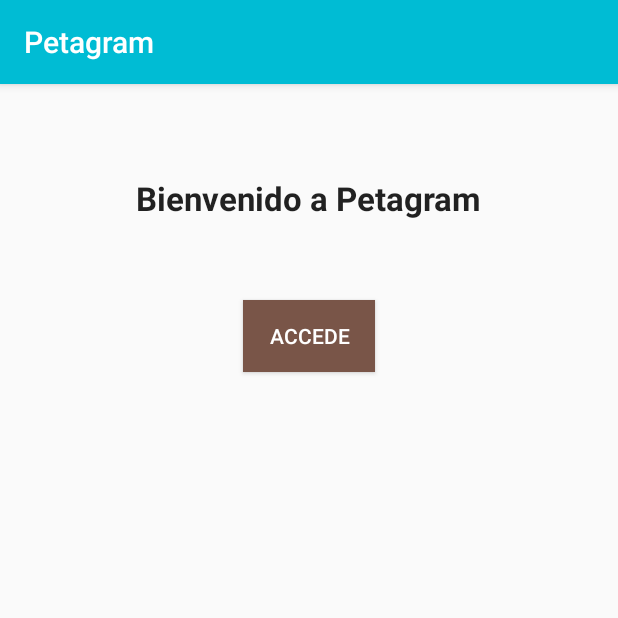
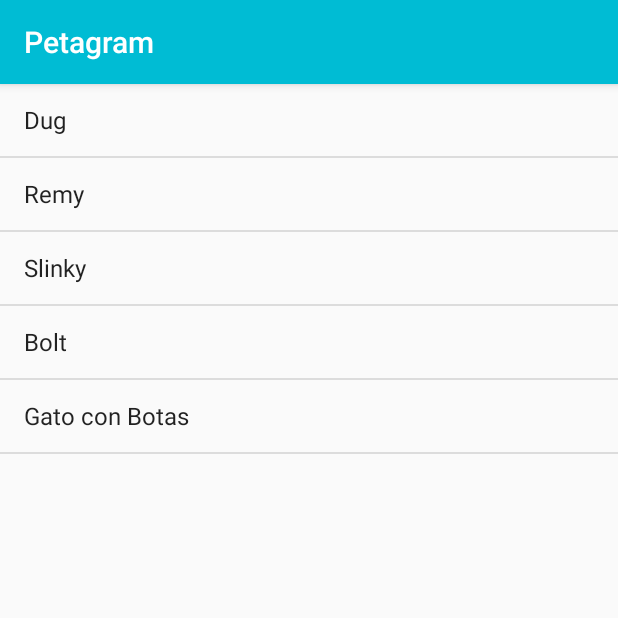
Before and after one commit to LaiaLechma/Petagram, an Android app: the screen it shows after launch (MainActivity), on a phone screen of 412 x 824 dp, the top half of it. Run offline under Robolectric (Android 15) with nearby library versions, the light colour scheme and no system bars.

Commit message:
Fallos arreglados

```diff
--- a/app/src/main/AndroidManifest.xml
+++ b/app/src/main/AndroidManifest.xml
@@ -15,8 +15,7 @@
                 <category android:name="android.intent.category.LAUNCHER" />
             </intent-filter>
         </activity>
-        <activity android:name=".ListadoMascotas" />
-        <activity android:name=".DetallesMascotas"></activity>
+        <activity android:name=".DetalleMascota"></activity>
     </application>
 
 </manifest>
--- a/app/src/main/java/com/laialechma/petagram/DetallesMascotas.java
+++ b/app/src/main/java/com/laialechma/petagram/Detalle.java
@@ -1,9 +1,9 @@
 package com.laialechma.petagram;
 
-import android.support.v7.app.AppCompatActivity;
-import android.os.Bundle;
-
-public class DetallesMascotas extends AppCompatActivity {
+/**
+ * Created by Laia Lechma on 15/05/2016.
+ */
+public class Detalle {
 
     private String nombre;
     private String tipo;
@@ -11,7 +11,7 @@ public class DetallesMascotas extends AppCompatActivity {
     private String localizacion;
     private String frase;
 
-    public DetallesMascotas(String nombre, String tipo, String raza, String localizacion, String frase) {
+    public Detalle(String nombre, String tipo, String raza, String localizacion, String frase) {
         this.nombre = nombre;
         this.tipo = tipo;
         this.raza = raza;
@@ -58,9 +58,4 @@ public class DetallesMascotas extends AppCompatActivity {
     public void setFrase(String frase) {
         this.frase = frase;
     }
-    @Override
-    protected void onCreate(Bundle savedInstanceState) {
-        super.onCreate(savedInstanceState);
-        setContentView(R.layout.activity_detalles_mascotas);
-    }
 }
--- a/app/src/main/java/com/laialechma/petagram/MainActivity.java
+++ b/app/src/main/java/com/laialechma/petagram/MainActivity.java
@@ -4,27 +4,47 @@ import android.content.Intent;
 import android.support.v7.app.AppCompatActivity;
 import android.os.Bundle;
 import android.view.View;
+import android.widget.AdapterView;
+import android.widget.ArrayAdapter;
 import android.widget.Button;
+import android.widget.ListView;
+
+import java.util.ArrayList;
 
 public class MainActivity extends AppCompatActivity {
 
+    ArrayList<Detalle> mascotas;
     @Override
     protected void onCreate(Bundle savedInstanceState) {
         super.onCreate(savedInstanceState);
         setContentView(R.layout.activity_main);
 
-        Button ButtonAcceder = (Button) findViewById(R.id.ButtonAcceder);
-        ButtonAcceder.setOnClickListener(new View.OnClickListener() {
-            @Override
-            public void onClick(View v) {
-                Intent intent = new Intent(MainActivity.this,ListadoMascotas.class);
 
-                startActivity(intent);
+            mascotas = new ArrayList<Detalle>();
+            mascotas.add (new Detalle("Dug", "Perro", "Labrador", "Cataratas del Paraíso", "Acabo de conocerte y ya te quiero"));
+            mascotas.add (new Detalle("Remy", "Roedor", "Rata", "Paris", "Juntos podemos convertirnos en el mejor chef de París"));
+            mascotas.add (new Detalle("Slinky", "Perro", "Juguete", "USA", "Tal vez yo no sea muy listo Buzz, pero se lo que es un suicidio"));
+            mascotas.add (new Detalle("Bolt", "Perro", "Pastor blanco Suizo o Shiba inu", "Hollywood", "¡Tengo un superladrido!"));
+            mascotas.add (new Detalle("Gato con Botas", "Gato", "Labrador", "Muy, muy Lejano", "¿Quién oza importunarme?"));
+
+
+
+            ArrayList<String> nombresDetalleMascotas = new ArrayList<>();
+            for (Detalle detallesMascotas : mascotas) {
+                nombresDetalleMascotas.add(detallesMascotas.getNombre());
             }
 
+            ListView listMascotas = (ListView) findViewById(R.id.listMascotas);
+            listMascotas.setAdapter(new ArrayAdapter<>(this, android.R.layout.simple_list_item_1,nombresDetalleMascotas));
 
-        });
 
+            listMascotas.setOnItemClickListener(new AdapterView.OnItemClickListener() {
+                @Override
+                public void onItemClick(AdapterView<?> parent, View view, int position, long id) {
+                    Intent intent = new Intent(MainActivity.this, DetalleMascota.class);
+                    startActivity(intent);
+                }
+            });
 
     }
 }
--- a/app/src/main/res/layout/activity_main.xml
+++ b/app/src/main/res/layout/activity_main.xml
@@ -3,29 +3,12 @@
     xmlns:tools="http://schemas.android.com/tools"
     android:layout_width="match_parent"
     android:layout_height="match_parent"
-
     tools:context="com.laialechma.petagram.MainActivity">
 
-    <TextView
-        android:layout_width="wrap_content"
-        android:layout_height="wrap_content"
-        android:textAppearance="?android:attr/textAppearanceLarge"
-        android:text="@string/bienvenida_app"
-        android:id="@+id/textView"
-        android:layout_alignParentTop="true"
-        android:layout_centerHorizontal="true"
-        android:layout_marginTop="61dp"
-        android:textStyle="bold" />
-
-    <Button
-        android:layout_width="wrap_content"
-        android:layout_height="wrap_content"
-        android:text="@string/boton_bienvenida_app"
-        android:id="@+id/ButtonAcceder"
-        android:layout_below="@+id/textView"
-        android:layout_centerHorizontal="true"
-        android:layout_marginTop="53dp"
-        android:background="#795548"
-        android:textColor="#FFFFFF" />
+    <ListView
+        android:layout_width="match_parent"
+        android:layout_height="match_parent"
+        android:id="@+id/listMascotas">
+    </ListView>
 
 </RelativeLayout>
```
Also changed, not shown: app/src/main/java/com/laialechma/petagram/DetalleMascota.java (added, +13 -0 lines), app/src/main/java/com/laialechma/petagram/ListadoMascotas.java (deleted, +0 -48 lines), app/src/main/res/layout/activity_detalle_mascota.xml (renamed from app/src/main/res/layout/activity_detalles_mascotas.xml, +7 -3 lines), app/src/main/res/layout/activity_listado_mascotas.xml (deleted, +0 -22 lines).
